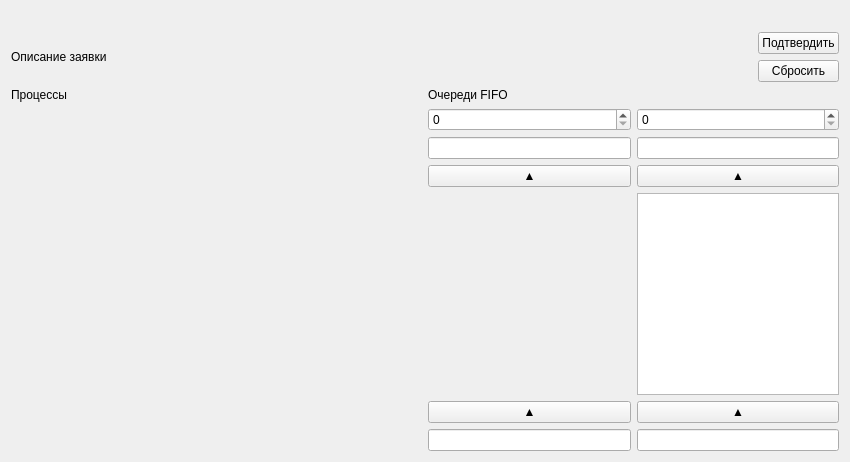
alirzaev/dispatcher, file gui/processestask.ui: the form before one commit.
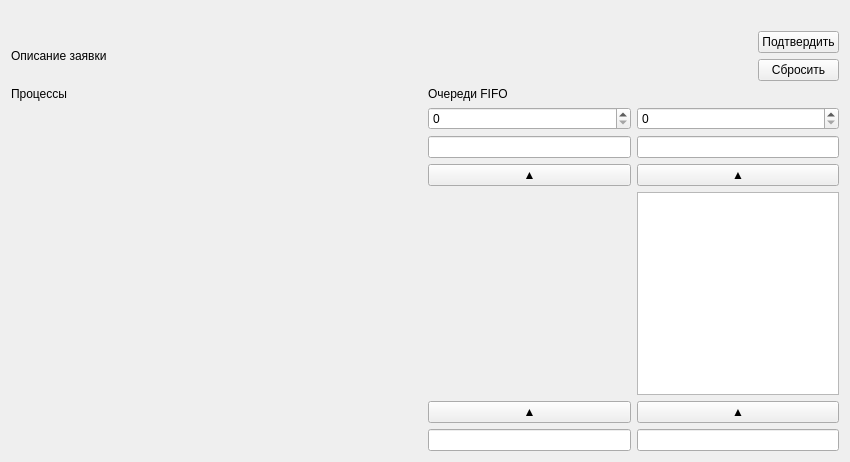
The form after the commit. Custom widgets are drawn as their Qt base class.

Commit message:
Улучшения в UI
Размеры шрифтов сброшены до значений по умолчанию для обеспечения
поддержки HiDPI-дисплеев

Patch:
```diff
--- a/gui/processestask.ui
+++ b/gui/processestask.ui
@@ -16,11 +16,6 @@
   <layout class="QVBoxLayout" name="verticalLayout_2">
    <item>
     <widget class="QLabel" name="strategyLabel">
-     <property name="font">
-      <font>
-       <pointsize>10</pointsize>
-      </font>
-     </property>
      <property name="text">
       <string/>
      </property>
@@ -36,11 +31,6 @@
          <verstretch>0</verstretch>
         </sizepolicy>
        </property>
-       <property name="font">
-        <font>
-         <pointsize>9</pointsize>
-        </font>
-       </property>
        <property name="text">
         <string>Описание заявки</string>
        </property>
```
The commit also changes 2 other files.
